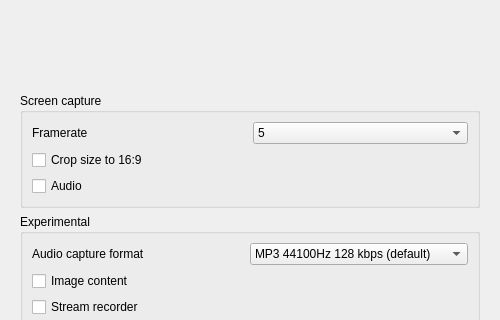
This is desktop/src/settingsdialog.ui in mkiol/Jupii as Qt 5 draws it before an edit; both pictures show x 0 to 500 and y 97 to 417 of the 500 by 500 pixel window. The edited form follows.
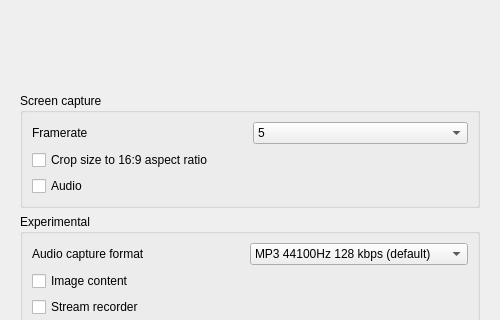
This is the edited form.

Diff of the .ui file:
```diff
--- a/desktop/src/settingsdialog.ui
+++ b/desktop/src/settingsdialog.ui
@@ -99,7 +99,7 @@
          <item>
           <widget class="QCheckBox" name="cropCheckBox">
            <property name="text">
-            <string>Crop size to 16:9</string>
+            <string>Crop size to 16:9 aspect ratio</string>
            </property>
           </widget>
          </item>
```
